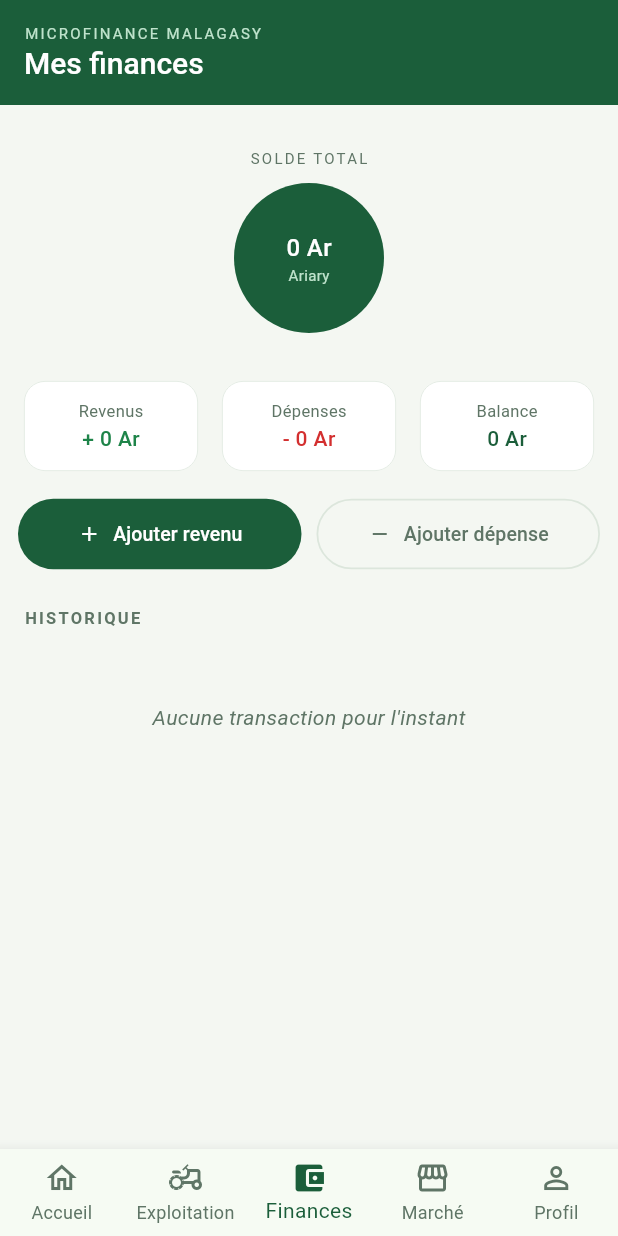
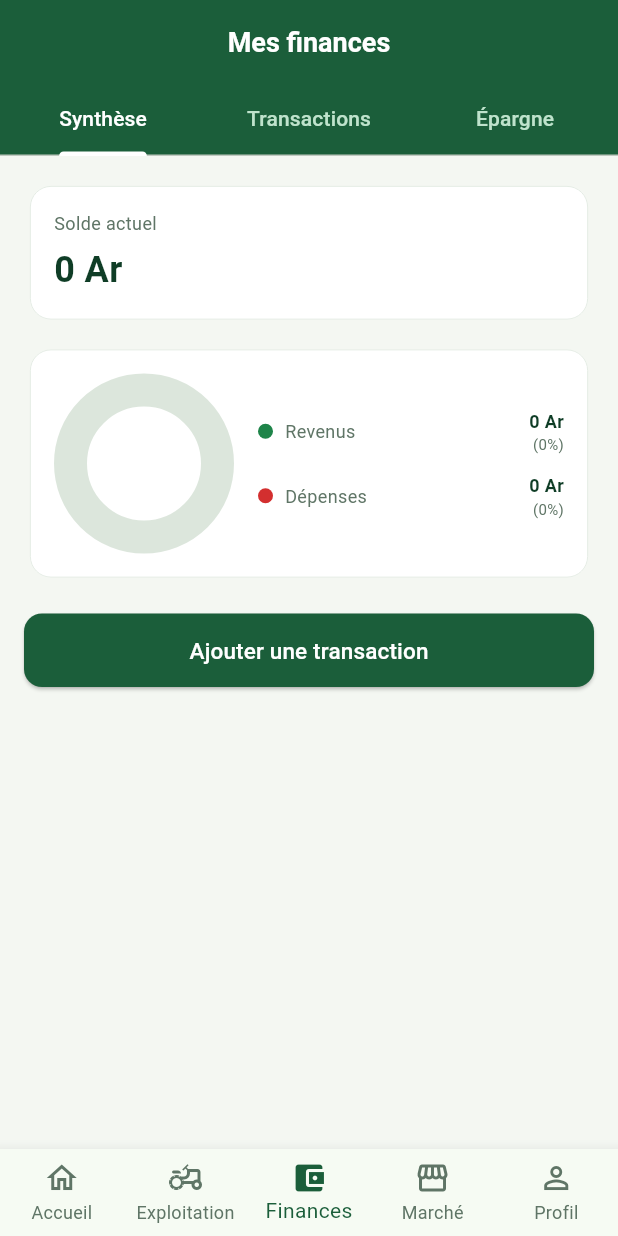
Before and after one commit to Cjaoh/MicfroFinanace_Tantsaha, a Flutter app: the screen it shows after launch, item 3 of the bottom bar chosen, on a phone screen of 412 x 824 dp. Run offline on Flutter 3.47's test engine with Material 3 defaults, Android fonts, the phone set to English and light mode, and no system bars; our stand-ins replace sqflite; accounts and stored records are empty.

Commit message:
feat(ui): écran Finances avec onglets et donut

```diff
--- a/lib/screens/finances_screen.dart
+++ b/lib/screens/finances_screen.dart
@@ -1,3 +1,4 @@
+import 'dart:math' as math;
 import 'package:flutter/material.dart';
 import 'package:provider/provider.dart';
 import 'package:intl/intl.dart';
@@ -168,262 +169,309 @@ class _FinancesScreenState extends State<FinancesScreen> {
     );
   }
 
+  /// Le bouton unique de la maquette : on choisit d'abord le type,
+  /// puis on réutilise le formulaire existant.
+  void _choisirTypeTransaction(TransactionProvider provider) {
+    showModalBottomSheet(
+      context: context,
+      backgroundColor: AppColors.white,
+      shape: const RoundedRectangleBorder(
+        borderRadius: BorderRadius.vertical(top: Radius.circular(24)),
+      ),
+      builder: (ctx) => SafeArea(
+        child: Column(
+          mainAxisSize: MainAxisSize.min,
+          children: [
+            const SizedBox(height: 12),
+            ListTile(
+              leading: const Icon(Icons.trending_up, color: AppColors.revAmount),
+              title: const Text('Ajouter un revenu'),
+              onTap: () {
+                Navigator.pop(ctx);
+                _ouvrirBottomSheet('Revenu', provider, context);
+              },
+            ),
+            ListTile(
+              leading: const Icon(Icons.trending_down, color: AppColors.depAmount),
+              title: const Text('Ajouter une dépense'),
+              onTap: () {
+                Navigator.pop(ctx);
+                _ouvrirBottomSheet('Dépense', provider, context);
+              },
+            ),
+            const SizedBox(height: 12),
+          ],
+        ),
+      ),
+    );
+  }
+
   @override
   Widget build(BuildContext context) {
-    final transactionProvider = Provider.of<TransactionProvider>(context);
-    final transactions = transactionProvider.transactions;
-    final solde = transactionProvider.balance;
+    final provider = context.watch<TransactionProvider>();
 
-    return Scaffold(
+    return DefaultTabController(
+      length: 3,
+      child: Scaffold(
         appBar: AppBar(
-        backgroundColor: AppColors.primary,
-        title: Column(
+          centerTitle: true,
+          title: const Text('Mes finances',
+              style: TextStyle(fontSize: 18, fontWeight: FontWeight.w600)),
+          bottom: const TabBar(
+            indicatorColor: Colors.white,
+            labelColor: Colors.white,
+            unselectedLabelColor: AppColors.subtleGreen,
+            tabs: [
+              Tab(text: 'Synthèse'),
+              Tab(text: 'Transactions'),
+              Tab(text: 'Épargne'),
+            ],
+          ),
+        ),
+        body: TabBarView(
+          children: [
+            _buildSynthese(provider),
+            _buildTransactions(provider),
+            const _EpargnePlaceholder(),
+          ],
+        ),
+      ),
+    );
+  }
+
+  // ───────────── Onglet 1 : Synthèse ─────────────
+  Widget _buildSynthese(TransactionProvider provider) {
+    final revenus = provider.totalRevenus;
+    final depenses = provider.totalDepenses;
+    final total = revenus + depenses;
+    int pct(int v) => total == 0 ? 0 : (v * 100 / total).round();
+
+    return ListView(
+      padding: const EdgeInsets.all(16),
+      children: [
+        Card(
+          child: Padding(
+            padding: const EdgeInsets.all(16),
+            child: Column(
               crossAxisAlignment: CrossAxisAlignment.start,
               children: [
-            Text(
-              'MICROFINANCE MALAGASY',
-              style: TextStyle(
-                fontSize: 10,
-                color: AppColors.subtleGreen,
-                letterSpacing: 1.5,
+                const Text('Solde actuel',
+                    style: TextStyle(fontSize: 12, color: AppColors.mutedText)),
+                const SizedBox(height: 6),
+                Text(_formatAriary(provider.balance),
+                    style: const TextStyle(
+                        fontSize: 24,
+                        fontWeight: FontWeight.bold,
+                        color: AppColors.accentText)),
+              ],
             ),
           ),
-            Text(
-              'Mes finances',
-              style: TextStyle(
-                fontSize: 20,
-                color: Colors.white,
-                fontWeight: FontWeight.w500,
+        ),
+        const SizedBox(height: 12),
+        Card(
+          child: Padding(
+            padding: const EdgeInsets.all(16),
+            child: Row(
+              children: [
+                SizedBox(
+                  width: 120,
+                  height: 120,
+                  child: CustomPaint(
+                    painter: _DonutPainter(
+                      segments: [
+                        _Segment(revenus.toDouble(), AppColors.revAmount),
+                        _Segment(depenses.toDouble(), AppColors.depAmount),
+                      ],
                     ),
                   ),
-          ],
                 ),
-        toolbarHeight: 70,
-      ),
-      body: SafeArea(
+                const SizedBox(width: 16),
+                Expanded(
                   child: Column(
                     children: [
-
-            //══════════════════════════════════════
-            // SCROLLABLE BODY
-            //══════════════════════════════════════
-            Expanded(
-              child: SingleChildScrollView(
-                child: Column(
-                  children: [
-
-                    //════════════════════════════
-                    // BLOC 2 — BALANCE CARD
-                    //════════════════════════════
-                    Container(
-                      width: double.infinity,
-                      padding: const EdgeInsets.symmetric(vertical: 28),
-                      child: Column(
-                        children: [
-                          Text('SOLDE TOTAL',
-                            style: TextStyle(fontSize: 10, letterSpacing: 1.5,
-                              color: AppColors.mutedText)),
-                          const SizedBox(height: 10),
-                          Container(
-                            width: 100, height: 100,
-                            decoration: BoxDecoration(
-                              color: AppColors.primary,
-                              shape: BoxShape.circle,
+                      _LegendRow(
+                        color: AppColors.revAmount,
+                        label: 'Revenus',
+                        valeur: _formatAriary(revenus),
+                        pct: pct(revenus),
                       ),
-                            child: Column(
-                              mainAxisAlignment: MainAxisAlignment.center,
-                              children: [
-                                Text('${_formatAriary(solde)}',
-                                  style: TextStyle(fontSize: 16, color: Colors.white,
-                                    fontWeight: FontWeight.w500)),
-                                Text('Ariary',
-                                  style: TextStyle(fontSize: 10, color: AppColors.subtleGreen)),
+                      const SizedBox(height: 12),
+                      _LegendRow(
+                        color: AppColors.depAmount,
+                        label: 'Dépenses',
+                        valeur: _formatAriary(depenses),
+                        pct: pct(depenses),
+                      ),
                     ],
                   ),
                 ),
               ],
             ),
           ),
-
-                    //════════════════════════════
-                    // BLOC 3 — CARTES STATISTIQUES
-                    //════════════════════════════
-                    Padding(
-                      padding: const EdgeInsets.symmetric(horizontal: 12),
-                      child: Row(
-                        children: [
-                          // Carte Revenus
-                          Expanded(
-                            child: Card(
-                              child: Padding(
-                                padding: EdgeInsets.all(12),
-                                child: Column(
-                                  children: [
-                                    Text('Revenus', style: TextStyle(fontSize: 11,
-                                      color: AppColors.mutedText)),
-                                    Text('+ ${_formatAriary(transactionProvider.totalRevenus)}', style: TextStyle(fontSize: 14,
-                                      fontWeight: FontWeight.w500, color: AppColors.revAmount)),
-                                  ],
         ),
+        const SizedBox(height: 20),
+        SizedBox(
+          width: double.infinity,
+          child: ElevatedButton(
+            style: ElevatedButton.styleFrom(
+              padding: const EdgeInsets.symmetric(vertical: 14),
             ),
-                            ),
-                          ),
-                          const SizedBox(width: 8),
-                          // Carte Dépenses
-                          Expanded(
-                            child: Card(
-                              child: Padding(
-                                padding: EdgeInsets.all(12),
-                                child: Column(
-                                  children: [
-                                    Text('Dépenses', style: TextStyle(fontSize: 11,
-                                      color: AppColors.mutedText)),
-                                    Text('- ${_formatAriary(transactionProvider.totalDepenses)}', style: TextStyle(fontSize: 14,
-                                      fontWeight: FontWeight.w500, color: AppColors.depAmount)),
-                                  ],
-                                ),
-                              ),
-                            ),
-                          ),
-                          const SizedBox(width: 8),
-                          // Carte Balance
-                          Expanded(
-                            child: Card(
-                              child: Padding(
-                                padding: EdgeInsets.all(12),
-                                child: Column(
-                                  children: [
-                                    Text('Balance', style: TextStyle(fontSize: 11,
-                                      color: AppColors.mutedText)),
-                                    Text(_formatAriary(solde), style: TextStyle(fontSize: 14,
-                                      fontWeight: FontWeight.w500, color: AppColors.balText)),
-                                  ],
-                                ),
-                              ),
+            onPressed: () => _choisirTypeTransaction(provider),
+            child: const Text('Ajouter une transaction',
+                style: TextStyle(fontSize: 15)),
           ),
         ),
       ],
-                      ),
-                    ),
+    );
+  }
 
-                    //════════════════════════════
-                    // BLOC 4 — ACTION BUTTONS
-                    //════════════════════════════
-                    Padding(
-                      padding: const EdgeInsets.fromLTRB(12, 14, 12, 4),
-                      child: Row(
-                        children: [
-                          Expanded(
-                            child: ElevatedButton.icon(
-                              icon: const Icon(Icons.add, size: 16),
-                              label: const Text(
-                                "Ajouter revenu",
-                                style: TextStyle(fontSize: 13),
-                              ),
-                              style: ElevatedButton.styleFrom(
-                                backgroundColor: AppColors.primary,
-                                foregroundColor: Colors.white,
-                                padding: const EdgeInsets.symmetric(vertical: 14),
-                                shape: const StadiumBorder(),
-                                elevation: 0,
-                              ),
-                              onPressed: () => _ouvrirBottomSheet("Revenu", transactionProvider, context),
-                            ),
-                          ),
-                          const SizedBox(width: 10),
-                          Expanded(
-                            child: OutlinedButton.icon(
-                              icon: const Icon(Icons.remove, size: 16),
-                              label: const Text(
-                                "Ajouter dépense",
-                                style: TextStyle(fontSize: 13),
-                              ),
-                              style: OutlinedButton.styleFrom(
-                                foregroundColor: AppColors.mutedText,
-                                padding: const EdgeInsets.symmetric(vertical: 14),
-                                shape: const StadiumBorder(),
-                                side: const BorderSide(
-                                  color: AppColors.borderColor,
-                                  width: 1.2,
-                                ),
-                              ),
-                              onPressed: () => _ouvrirBottomSheet("Dépense", transactionProvider, context),
-                            ),
-                          ),
-                        ],
-                      ),
-                    ),
+  // ───────────── Onglet 2 : Transactions ─────────────
+  Widget _buildTransactions(TransactionProvider provider) {
+    final transactions = provider.transactions;
 
-                    //════════════════════════════
-                    // BLOC 5 — LISTE TRANSACTIONS
-                    //════════════════════════════
-                    Padding(
-                      padding: const EdgeInsets.fromLTRB(16, 20, 16, 8),
-                      child: Align(
-                        alignment: Alignment.centerLeft,
-                        child: Text(
-                          "HISTORIQUE",
-                          style: TextStyle(
-                            fontSize: 11,
-                            color: AppColors.mutedText,
-                            fontWeight: FontWeight.bold,
-                            letterSpacing: 1.5,
-                          ),
-                        ),
-                      ),
-                    ),
+    if (transactions.isEmpty) {
+      return const Center(
+        child: Text("Aucune transaction pour l'instant",
+            style: TextStyle(color: AppColors.mutedText)),
+      );
+    }
 
-                    transactions.isEmpty
-                      ? Padding(
-                          padding: const EdgeInsets.symmetric(vertical: 40),
-                          child: Text(
-                            "Aucune transaction pour l'instant",
-                            style: TextStyle(
-                              fontSize: 14,
-                              color: AppColors.mutedText,
-                              fontStyle: FontStyle.italic,
-                            ),
-                          ),
-                        )
-                      : ListView.builder(
-                          shrinkWrap: true,
-                          physics: const NeverScrollableScrollPhysics(),
-                          padding: const EdgeInsets.symmetric(horizontal: 12),
+    return ListView.builder(
+      padding: const EdgeInsets.all(12),
       itemCount: transactions.length,
       itemBuilder: (_, index) {
         final tx = transactions[index];
         return Dismissible(
           key: Key(tx.id),
           direction: DismissDirection.endToStart,
-                              onDismissed: (_) {
-                                transactionProvider.removeTransaction(tx.id);
-                              },
+          onDismissed: (_) => provider.removeTransaction(tx.id),
           background: Container(
             alignment: Alignment.centerRight,
             margin: const EdgeInsets.symmetric(vertical: 4),
             padding: const EdgeInsets.only(right: 20),
             decoration: BoxDecoration(
-                                  color: Colors.red,
+              color: AppColors.depAmount,
               borderRadius: BorderRadius.circular(10),
             ),
             child: const Icon(Icons.delete, color: Colors.white),
           ),
           child: TransactionTile(
             transaction: tx,
-                                onDelete: () => transactionProvider.removeTransaction(tx.id),
+            onDelete: () => provider.removeTransaction(tx.id),
           ),
         );
       },
-                        ),
+    );
+  }
+}
 
-                    const SizedBox(height: 30),
-                  ],
-                ),
-              ),
-            ),
+// ───────────── Onglet 3 : Épargne (sous-étape 3b) ─────────────
+class _EpargnePlaceholder extends StatelessWidget {
+  const _EpargnePlaceholder();
+
+  @override
+  Widget build(BuildContext context) {
+    return const Center(
+      child: Padding(
+        padding: EdgeInsets.all(32),
+        child: Column(
+          mainAxisSize: MainAxisSize.min,
+          children: [
+            Icon(Icons.savings_outlined, size: 40, color: AppColors.savAmount),
+            SizedBox(height: 12),
+            Text("Le suivi de l'épargne arrive bientôt.",
+                textAlign: TextAlign.center,
+                style: TextStyle(color: AppColors.mutedText)),
           ],
         ),
       ),
     );
   }
 }
+
+class _LegendRow extends StatelessWidget {
+  final Color color;
+  final String label;
+  final String valeur;
+  final int pct;
+
+  const _LegendRow({
+    required this.color,
+    required this.label,
+    required this.valeur,
+    required this.pct,
+  });
+
+  @override
+  Widget build(BuildContext context) {
+    return Row(
+      children: [
+        Container(
+          width: 10,
+          height: 10,
+          decoration: BoxDecoration(color: color, shape: BoxShape.circle),
+        ),
+        const SizedBox(width: 8),
+        Expanded(
+          child: Text(label,
+              style: const TextStyle(fontSize: 12, color: AppColors.mutedText)),
+        ),
+        Column(
+          crossAxisAlignment: CrossAxisAlignment.end,
+          children: [
+            Text(valeur,
+                style: const TextStyle(
+                    fontSize: 12,
+                    fontWeight: FontWeight.w600,
+                    color: AppColors.accentText)),
+            Text('($pct%)',
+                style: const TextStyle(fontSize: 10, color: AppColors.mutedText)),
+          ],
+        ),
+      ],
+    );
+  }
+}
+
+class _Segment {
+  final double value;
+  final Color color;
+  const _Segment(this.value, this.color);
+}
+
+/// Donut dessiné à la main (CustomPainter) : pas de dépendance en plus.
+class _DonutPainter extends CustomPainter {
+  final List<_Segment> segments;
+  const _DonutPainter({required this.segments});
+
+  @override
+  void paint(Canvas canvas, Size size) {
+    const stroke = 22.0;
+    final rect = Offset(stroke / 2, stroke / 2) &
+        Size(size.width - stroke, size.height - stroke);
+    final paint = Paint()
+      ..style = PaintingStyle.stroke
+      ..strokeWidth = stroke;
+
+    final total = segments.fold<double>(0, (sum, s) => sum + s.value);
+
+    // Aucune donnée : anneau gris neutre.
+    if (total <= 0) {
+      paint.color = AppColors.borderColor;
+      canvas.drawArc(rect, 0, 2 * math.pi, false, paint);
+      return;
+    }
+
+    var start = -math.pi / 2;
+    for (final s in segments) {
+      if (s.value <= 0) continue;
+      final sweep = 2 * math.pi * (s.value / total);
+      paint.color = s.color;
+      canvas.drawArc(rect, start, sweep, false, paint);
+      start += sweep;
+    }
+  }
+
+  @override
+  bool shouldRepaint(covariant _DonutPainter old) => old.segments != segments;
+}
```
Lines whose indentation alone changed are shown as unchanged.
